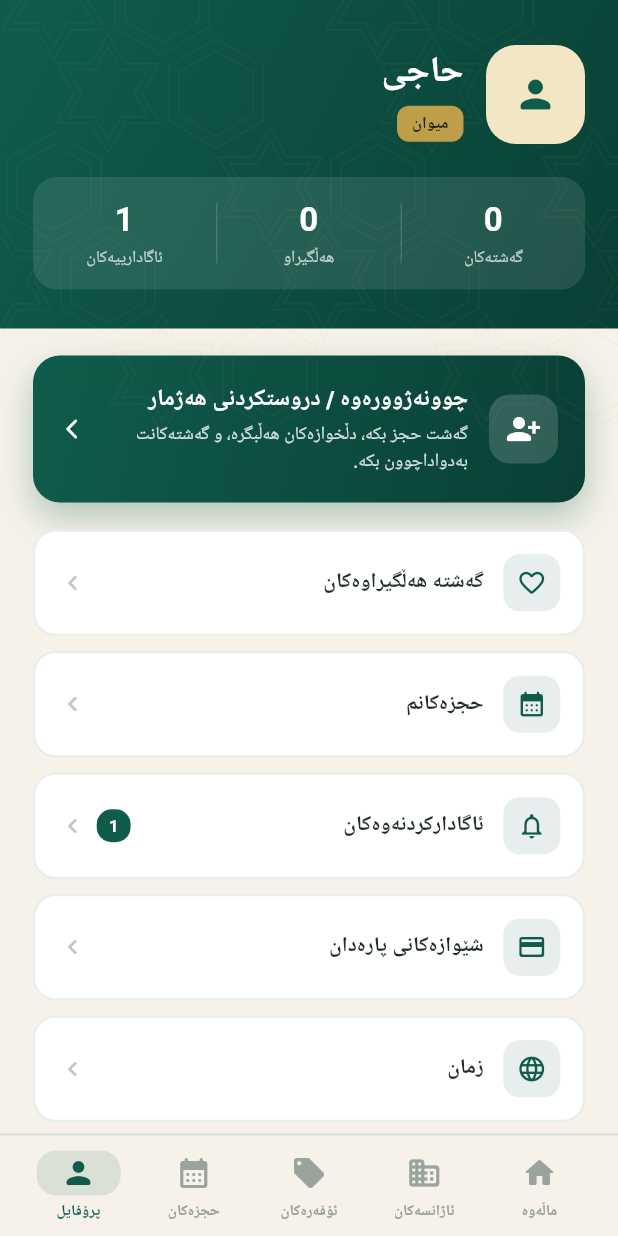
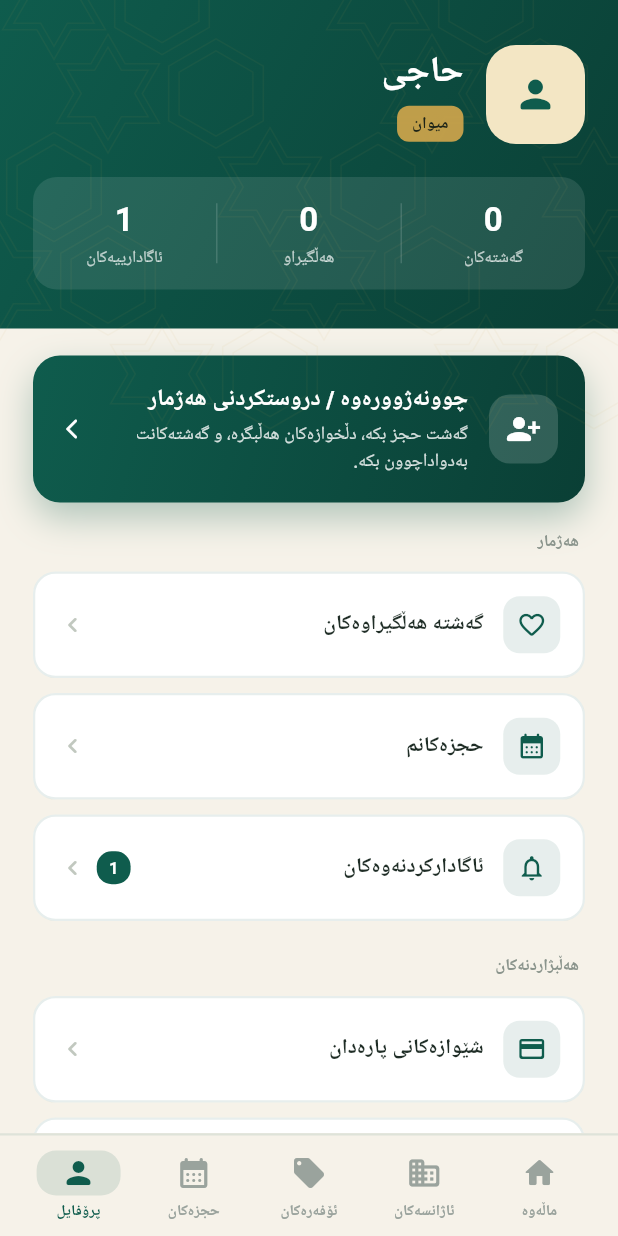
Before and after one commit to abdullahbestoon2004-rgb/umrah, a Flutter app: the screen it shows after launch, swiped to page 5, on a phone screen of 412 x 824 dp. Run offline on Flutter 3.47's test engine with Material 3 defaults, Android fonts, the phone set to English and light mode, and no system bars; our stand-ins replace google_fonts, image_picker, local_auth, shared_preferences, supabase_flutter; accounts and stored records are empty; Roboto replaces fonts that are missing (Vazirmatn).

Commit message:
Polish the profile screen: sections, tappable stats, sign-out confirm, fixes
Makes the profile feel like a finished app rather than a flat list:

- Group the menu into labelled Account / Preferences / Support sections
- Make the header stat cells (Trips / Saved / Alerts) tappable, each jumping
  to the matching screen
- Language row now shows the current language as a trailing value
- Sign out asks for confirmation instead of logging out on a single tap

Bug fixes found in the same pass:
- Saved-trips screen took a one-time snapshot, so unsaving a trip left a stale
  card until you backed out — it now watches the provider
- Privacy & Security showed "Change password" to guests, which led to a blank
  Account screen; hidden unless signed in

Co-Authored-By: Claude Opus 4.8 <noreply@anthropic.com>

```diff
--- a/lib/l10n/app_ar.arb
+++ b/lib/l10n/app_ar.arb
@@ -417,6 +417,11 @@
   "profileSignInBannerSubtitle": "احجز رحلاتك، احفظ المفضلة، وتابع حجوزاتك.",
   "profileSignOut": "تسجيل الخروج",
   "profileSignedOut": "تم تسجيل الخروج.",
+  "profileSignOutConfirmTitle": "تسجيل الخروج؟",
+  "profileSignOutConfirmBody": "يمكنك تسجيل الدخول مرة أخرى في أي وقت ببريدك الإلكتروني وكلمة المرور.",
+  "profileSectionAccount": "الحساب",
+  "profileSectionPreferences": "التفضيلات",
+  "profileSectionSupport": "الدعم",
   "profileGuestBadge": "زائر",
   "profileStatAlerts": "تنبيهات",
   "profileAccountDetails": "تفاصيل الحساب",
--- a/lib/l10n/app_en.arb
+++ b/lib/l10n/app_en.arb
@@ -487,6 +487,11 @@
   "profileSignInBannerSubtitle": "Book trips, save favorites, and track your bookings.",
   "profileSignOut": "Sign out",
   "profileSignedOut": "Signed out.",
+  "profileSignOutConfirmTitle": "Sign out?",
+  "profileSignOutConfirmBody": "You can sign back in anytime with your email and password.",
+  "profileSectionAccount": "Account",
+  "profileSectionPreferences": "Preferences",
+  "profileSectionSupport": "Support",
   "profileGuestBadge": "GUEST",
   "profileStatAlerts": "Alerts",
   "profileAccountDetails": "Account details",
--- a/lib/l10n/app_ku.arb
+++ b/lib/l10n/app_ku.arb
@@ -417,6 +417,11 @@
   "profileSignInBannerSubtitle": "گەشت حجز بکە، دڵخوازەکان هەڵبگرە، و گەشتەکانت بەدواداچوون بکە.",
   "profileSignOut": "چوونەدەرەوە",
   "profileSignedOut": "چوویتە دەرەوە.",
+  "profileSignOutConfirmTitle": "دەرچیت؟",
+  "profileSignOutConfirmBody": "دەتوانیت هەر کاتێک بە ئیمەیڵ و وشەی نهێنیت دووبارە بچیتەوە ژوورەوە.",
+  "profileSectionAccount": "هەژمار",
+  "profileSectionPreferences": "هەڵبژاردنەکان",
+  "profileSectionSupport": "پشتگیری",
   "profileGuestBadge": "میوان",
   "profileStatAlerts": "ئاگادارییەکان",
   "profileAccountDetails": "وردەکاری هەژمار",
--- a/lib/screens/profile/privacy_security_screen.dart
+++ b/lib/screens/profile/privacy_security_screen.dart
@@ -56,6 +56,9 @@ class PrivacySecurityScreen extends StatelessWidget {
                     value: provider.biometricLock,
                     onChanged: (v) => _toggleBiometric(context, provider, v),
                   ),
+                  // Changing a password only makes sense with an account — for
+                  // guests this tile led to a blank Account screen.
+                  if (provider.isSignedIn) ...[
                     const SizedBox(height: 10),
                     _ActionTile(
                       icon: Icons.password_rounded,
@@ -63,6 +66,7 @@ class PrivacySecurityScreen extends StatelessWidget {
                       onTap: () => Navigator.push(
                           context, MaterialPageRoute(builder: (_) => const AccountDetailsScreen())),
                     ),
+                  ],
                   const SizedBox(height: 22),
                   Text(t.privacySectionPrivacy,
                       style: AppTheme.sans(12, weight: FontWeight.w700, color: AppColors.muted)),
--- a/lib/screens/profile/profile_screen.dart
+++ b/lib/screens/profile/profile_screen.dart
@@ -44,6 +44,8 @@ class ProfileScreen extends StatelessWidget {
                   ),
                   const SizedBox(height: 18),
                 ],
+                _SectionLabel(t.profileSectionAccount),
+                const SizedBox(height: 10),
                 if (provider.isSignedIn) ...[
                   _MenuCard(
                     icon: Icons.manage_accounts_rounded,
@@ -73,6 +75,8 @@ class ProfileScreen extends StatelessWidget {
                   badge: provider.unreadNotifications == 0 ? null : '${provider.unreadNotifications}',
                   onTap: () => Navigator.push(context, MaterialPageRoute(builder: (_) => const NotificationsScreen())),
                 ),
+                const SizedBox(height: 22),
+                _SectionLabel(t.profileSectionPreferences),
                 const SizedBox(height: 10),
                 _MenuCard(
                   icon: Icons.credit_card_rounded,
@@ -83,6 +87,7 @@ class ProfileScreen extends StatelessWidget {
                 _MenuCard(
                   icon: Icons.language_rounded,
                   label: t.profileLanguage,
+                  trailingLabel: _languageName(t, provider.locale.languageCode),
                   onTap: () => _openLanguagePicker(context, provider),
                 ),
                 const SizedBox(height: 10),
@@ -91,6 +96,8 @@ class ProfileScreen extends StatelessWidget {
                   label: t.profilePrivacySecurity,
                   onTap: () => Navigator.push(context, MaterialPageRoute(builder: (_) => const PrivacySecurityScreen())),
                 ),
+                const SizedBox(height: 22),
+                _SectionLabel(t.profileSectionSupport),
                 const SizedBox(height: 10),
                 _MenuCard(
                   icon: Icons.chat_bubble_outline_rounded,
@@ -109,11 +116,7 @@ class ProfileScreen extends StatelessWidget {
                     icon: Icons.logout_rounded,
                     label: t.profileSignOut,
                     tint: AppColors.errorRed,
-                    onTap: () async {
-                      final messenger = ScaffoldMessenger.of(context);
-                      await provider.signOut();
-                      messenger.showSnackBar(appSnack(t.profileSignedOut));
-                    },
+                    onTap: () => _confirmSignOut(context, provider),
                   ),
                 ],
                 const SizedBox(height: 18),
@@ -156,8 +159,35 @@ class ProfileScreen extends StatelessWidget {
   }
 
   void _openSaved(BuildContext context, AppProvider provider) {
-    final saved = provider.savedOffers;
-    Navigator.push(context, MaterialPageRoute(builder: (_) => _SavedScreen(offers: saved)));
+    Navigator.push(context, MaterialPageRoute(builder: (_) => const _SavedScreen()));
+  }
+
+  Future<void> _confirmSignOut(BuildContext context, AppProvider provider) async {
+    final t = AppLocalizations.of(context);
+    final messenger = ScaffoldMessenger.of(context);
+    final confirmed = await showDialog<bool>(
+      context: context,
+      builder: (dialogCtx) => AlertDialog(
+        backgroundColor: AppColors.background,
+        shape: RoundedRectangleBorder(borderRadius: BorderRadius.circular(20)),
+        title: Text(t.profileSignOutConfirmTitle, style: AppTheme.serif(20)),
+        content: Text(t.profileSignOutConfirmBody, style: AppTheme.sans(13, color: AppColors.inkLight)),
+        actions: [
+          TextButton(
+            onPressed: () => Navigator.pop(dialogCtx, false),
+            child: Text(t.agencyDashboardCancel, style: AppTheme.sans(13, color: AppColors.muted)),
+          ),
+          TextButton(
+            onPressed: () => Navigator.pop(dialogCtx, true),
+            child: Text(t.profileSignOut,
+                style: AppTheme.sans(13, weight: FontWeight.w700, color: AppColors.errorRed)),
+          ),
+        ],
+      ),
+    );
+    if (confirmed != true) return;
+    await provider.signOut();
+    messenger.showSnackBar(appSnack(t.profileSignedOut));
   }
 
   // Keep in sync with the version in pubspec.yaml.
@@ -219,6 +249,17 @@ class ProfileScreen extends StatelessWidget {
         ),
       ),
     );
+  }
+
+  String _languageName(AppLocalizations t, String code) {
+    switch (code) {
+      case 'ar':
+        return t.languageArabic;
+      case 'en':
+        return t.languageEnglish;
+      default:
+        return t.languageKurdish;
+    }
   }
 
   void _openLanguagePicker(BuildContext context, AppProvider provider) {
@@ -442,11 +483,23 @@ class _ProfileHeader extends StatelessWidget {
                     decoration: BoxDecoration(color: Colors.white.withOpacity(0.1), borderRadius: BorderRadius.circular(16)),
                     child: Row(
                       children: [
-                        _StatCell(value: '${provider.bookings.length}', label: t.profileStatTrips),
+                        _StatCell(
+                          value: '${provider.bookings.length}',
+                          label: t.profileStatTrips,
+                          onTap: () => provider.setTab(3),
+                        ),
                         _Div(),
-                        _StatCell(value: '${provider.saved.length}', label: t.profileStatSaved),
+                        _StatCell(
+                          value: '${provider.saved.length}',
+                          label: t.profileStatSaved,
+                          onTap: () => Navigator.push(context, MaterialPageRoute(builder: (_) => const _SavedScreen())),
+                        ),
                         _Div(),
-                        _StatCell(value: '${provider.unreadNotifications}', label: t.profileStatAlerts),
+                        _StatCell(
+                          value: '${provider.unreadNotifications}',
+                          label: t.profileStatAlerts,
+                          onTap: () => Navigator.push(context, MaterialPageRoute(builder: (_) => const NotificationsScreen())),
+                        ),
                       ],
                     ),
                   ),
@@ -462,9 +515,13 @@ class _ProfileHeader extends StatelessWidget {
 
 class _StatCell extends StatelessWidget {
   final String value, label;
-  const _StatCell({required this.value, required this.label});
+  final VoidCallback? onTap;
+  const _StatCell({required this.value, required this.label, this.onTap});
   @override
   Widget build(BuildContext context) => Expanded(
+    child: GestureDetector(
+      onTap: onTap,
+      behavior: HitTestBehavior.opaque,
       child: Padding(
         padding: const EdgeInsets.symmetric(vertical: 13),
         child: Column(children: [
@@ -472,6 +529,7 @@ class _StatCell extends StatelessWidget {
           const SizedBox(height: 2),
           Text(label, style: AppTheme.sans(11, color: Colors.white.withOpacity(0.7))),
         ]),
+      ),
     ),
   );
 }
@@ -482,13 +540,30 @@ class _Div extends StatelessWidget {
       Container(width: 1, height: 40, color: Colors.white.withOpacity(0.15));
 }
 
+class _SectionLabel extends StatelessWidget {
+  final String label;
+  const _SectionLabel(this.label);
+
+  @override
+  Widget build(BuildContext context) {
+    return Padding(
+      padding: const EdgeInsetsDirectional.only(start: 4, bottom: 2),
+      child: Text(
+        label.toUpperCase(),
+        style: AppTheme.sans(11, weight: FontWeight.w800, color: AppColors.muted).copyWith(letterSpacing: 0.8),
+      ),
+    );
+  }
+}
+
 class _MenuCard extends StatelessWidget {
   final IconData icon;
   final String label;
   final String? badge;
+  final String? trailingLabel;
   final Color? tint;
   final VoidCallback onTap;
-  const _MenuCard({required this.icon, required this.label, this.badge, this.tint, required this.onTap});
+  const _MenuCard({required this.icon, required this.label, this.badge, this.trailingLabel, this.tint, required this.onTap});
 
   @override
   Widget build(BuildContext context) {
@@ -512,6 +587,10 @@ class _MenuCard extends StatelessWidget {
             ),
             const SizedBox(width: 13),
             Expanded(child: Text(label, style: AppTheme.sans(14, weight: FontWeight.w600, color: const Color(0xFF1F2D26)), overflow: TextOverflow.ellipsis)),
+            if (trailingLabel != null) ...[
+              Text(trailingLabel!, style: AppTheme.sans(12.5, weight: FontWeight.w600, color: AppColors.muted)),
+              const SizedBox(width: 6),
+            ],
             if (badge != null) ...[
               Container(
                 padding: const EdgeInsets.symmetric(horizontal: 8, vertical: 3),
@@ -531,12 +610,13 @@ class _MenuCard extends StatelessWidget {
 // ── Saved Offers Screen ───────────────────────────────────────────────────────
 
 class _SavedScreen extends StatelessWidget {
-  final List<Offer> offers;
-  const _SavedScreen({required this.offers});
+  const _SavedScreen();
 
   @override
   Widget build(BuildContext context) {
     final t = AppLocalizations.of(context);
+    // Watch, don't snapshot: unsaving a card must remove it from this list.
+    final offers = context.watch<AppProvider>().savedOffers;
     return Scaffold(
       backgroundColor: AppColors.background,
       body: SafeArea(
```
Also changed, not shown: lib/l10n/generated/app_localizations.dart, lib/l10n/generated/app_localizations_ar.dart, lib/l10n/generated/app_localizations_en.dart, lib/l10n/generated/app_localizations_ku.dart. Lines whose indentation alone changed are shown as unchanged.
